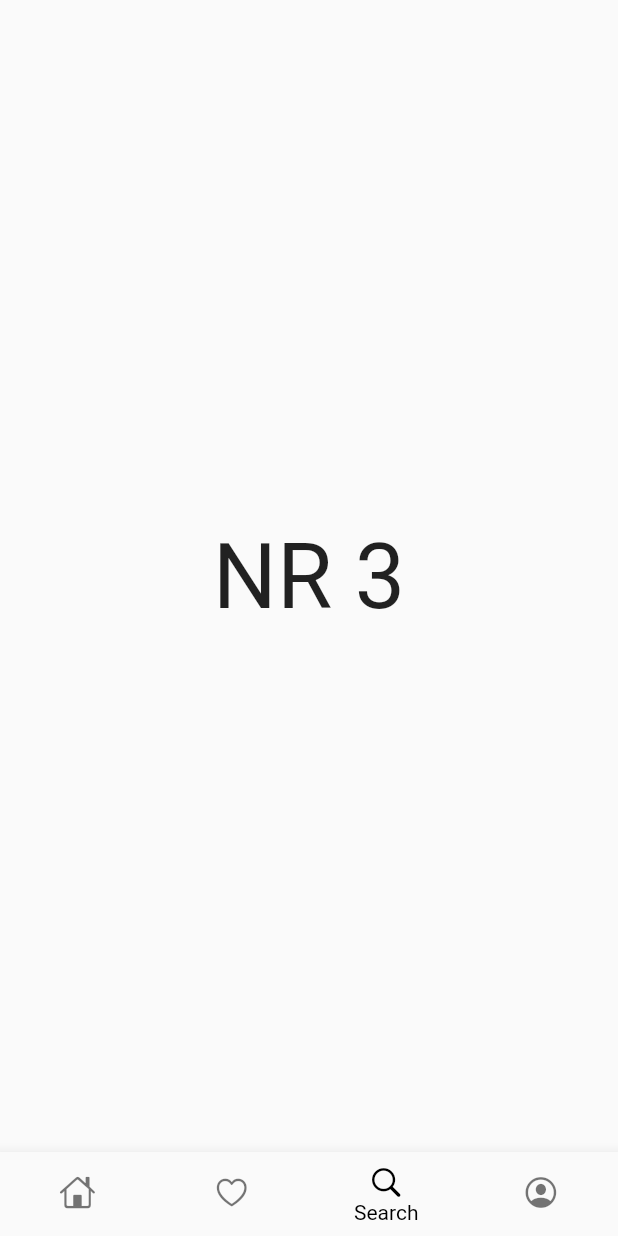
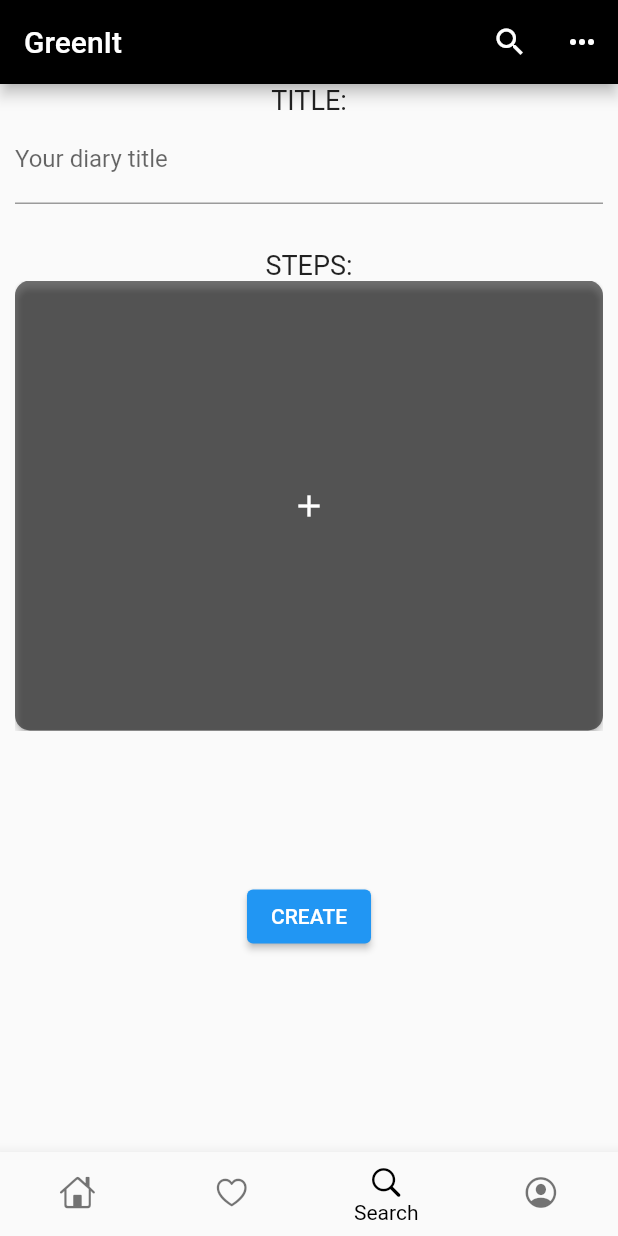
Before and after one commit to Enfadaditto/GreenIt, a Flutter app: the screen it shows after launch, item 3 of the bottom bar chosen, on a phone screen of 412 x 824 dp. Run offline on Flutter 3.47's test engine with Material 2 defaults, Android fonts, the phone set to English and light mode, and no system bars; our stand-ins replace image_picker; network calls fail.

Commit message:
I shouldve commited earlier

```diff
--- a/GreenIt/lib/main.dart
+++ b/GreenIt/lib/main.dart
@@ -1,5 +1,6 @@
 import 'package:flutter/material.dart';
 import 'package:my_app/pages/for_you_page.dart';
+import 'package:my_app/pages/new_post.dart';
 import 'package:my_app/pages/profile_page.dart';
 import 'package:my_app/widgets/bottom_navigation_bar_widget.dart';
 
@@ -20,7 +21,7 @@ class _MyAppState extends State<MyApp> {
   final pages = [
     const ForYouPage(),
     const Center(child: Text("NR 2", style: TextStyle(fontSize: 60))),
-    const Center(child: Text("NR 3", style: TextStyle(fontSize: 60))),
+    const NewPost(),
     const ProfilePage(),
   ]; // Initialize the current index
   void onTabTapped(int index) {
--- /dev/null
+++ b/GreenIt/lib/pages/new_post.dart
@@ -0,0 +1,132 @@
+import 'dart:io';
+import 'package:image_picker/image_picker.dart';
+import 'package:flutter/material.dart';
+import 'package:my_app/utils/user_preferences.dart';
+import 'package:my_app/widgets/appbar_foryoupage.dart';
+
+class NewPost extends StatefulWidget {
+  const NewPost({super.key});
+
+  @override
+  State<StatefulWidget> createState() => _NewPostState();
+}
+
+class _NewPostState extends State<NewPost> {
+  TextEditingController _titleController = TextEditingController();
+  TextEditingController _stepDescriptionController = TextEditingController();
+
+  void _addStep(BuildContext context) {
+    File? _userSelectedImage;
+
+    Future<void> _selectImage() async {
+      final imagePicker = ImagePicker();
+      final pickedImage =
+          await imagePicker.pickImage(source: ImageSource.gallery);
+
+      if (pickedImage != null) {
+        setState(() {
+          _userSelectedImage = File(pickedImage.path);
+        });
+      }
+    }
+
+    showDialog(
+      context: context,
+      builder: (BuildContext context) {
+        return AlertDialog(
+          title: Text('New Step'),
+          content: SizedBox(
+            height: 210,
+            child: Column(
+              children: [
+                Text('Image:'),
+                SizedBox(height: 5),
+                Center(
+                  child: _userSelectedImage == null
+                      ? ElevatedButton(
+                          onPressed: _selectImage,
+                          child: Text('Select image'),
+                        )
+                      : Image.file(_userSelectedImage!,
+                          width: 150, height: 150),
+                ),
+                SizedBox(height: 20),
+                TextField(
+                  controller: _stepDescriptionController,
+                  decoration: InputDecoration(labelText: "Your description"),
+                )
+              ],
+            ),
+          ),
+          actions: <Widget>[
+            TextButton(
+              child: Text('Close'),
+              onPressed: () {
+                Navigator.of(context).pop(); // Cierra el diálogo
+              },
+            ),
+            TextButton(
+              child: Text('Create'),
+              onPressed: () {
+                //Guarda el paso en steps[]
+                Navigator.of(context).pop(); // Cierra el diálogo
+              },
+            ),
+          ],
+        );
+      },
+    );
+  }
+
+  void _addImg() {}
+
+  void _createNewPost() {}
+
+  void _createNewStep() {}
+
+  @override
+  Widget build(BuildContext context) {
+    final user = UserPreferences.myUser;
+    var steps = [
+      Container(
+        child: ElevatedButton(
+          onPressed: () {
+            _addStep(this.context);
+          },
+          child: Icon(Icons.add, color: Colors.white),
+          style: ElevatedButton.styleFrom(
+              shape: RoundedRectangleBorder(
+                  borderRadius: BorderRadius.circular(10.0)),
+              backgroundColor: Colors.black54),
+        ),
+      ),
+    ];
+
+    return Scaffold(
+      appBar: buildForYouPageAppBar(context),
+      body: Container(
+        margin: const EdgeInsets.symmetric(horizontal: 10.0),
+        child: Column(
+          children: <Widget>[
+            Text('TITLE:', style: TextStyle(fontSize: 18)),
+            TextField(
+                controller: _titleController,
+                decoration: InputDecoration(labelText: "Your diary title")),
+            SizedBox(height: 30),
+            Text("STEPS:", style: TextStyle(fontSize: 18)),
+            SizedBox(
+                height: 300,
+                child: PageView.builder(
+                  itemCount: steps.length,
+                  itemBuilder: (context, index) {
+                    return steps[index];
+                  },
+                )),
+            SizedBox(height: 100),
+            ElevatedButton(onPressed: _createNewPost, child: Text('CREATE'))
+          ],
+        ),
+      ),
+    );
+  }
+}
--- a/GreenIt/pubspec.yaml
+++ b/GreenIt/pubspec.yaml
@@ -35,6 +35,8 @@ dependencies:
   # The following adds the Cupertino Icons font to your application.
   # Use with the CupertinoIcons class for iOS style icons.
   cupertino_icons: ^1.0.2
+  http: ^1.1.0
+  image_picker: ^0.8.1
 
 dev_dependencies:
   flutter_test:
```
